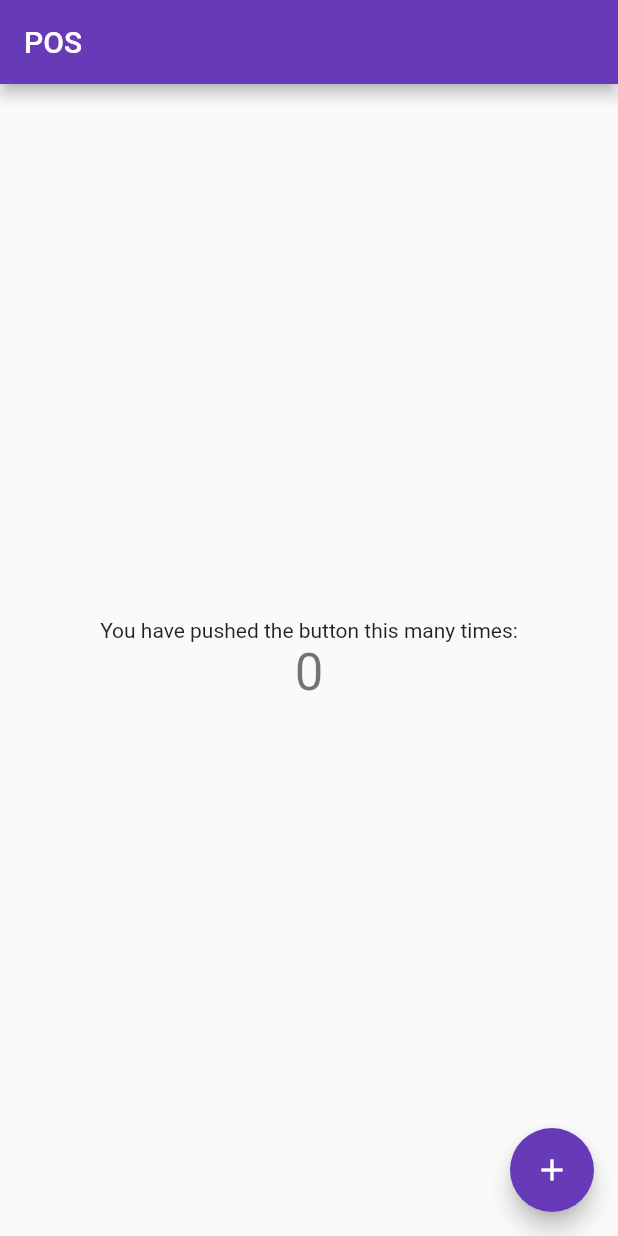
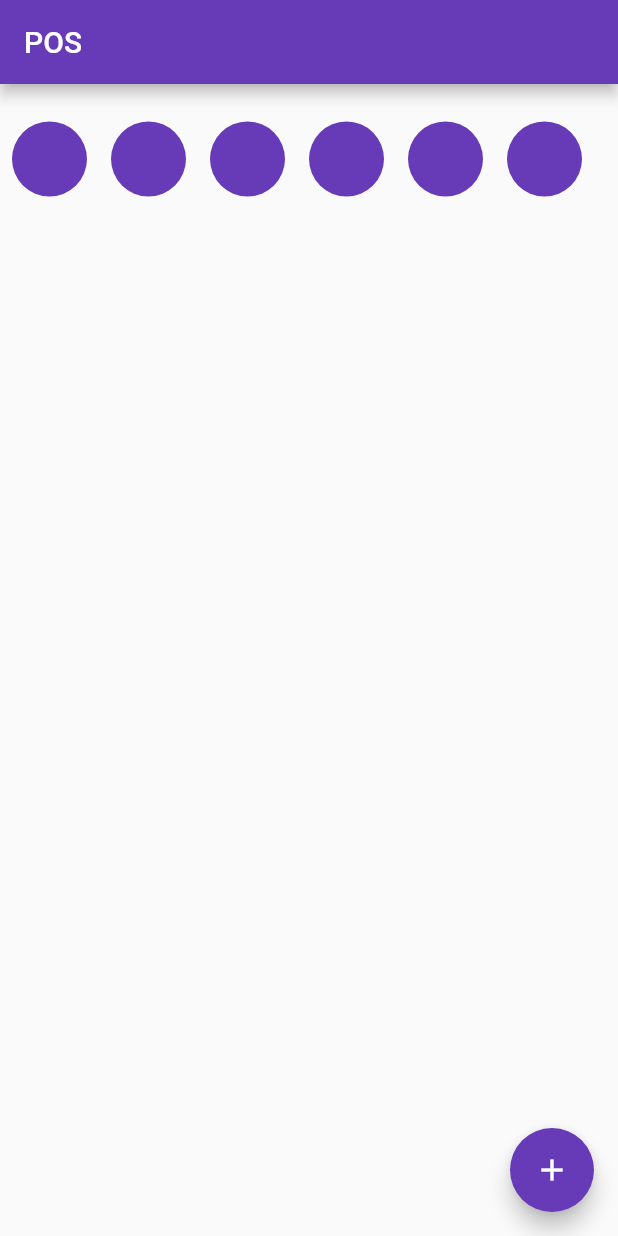
Before and after one commit to Dharmeshgevariya/kitchen_app, a Flutter app: the screen it shows after launch, on a phone screen of 412 x 824 dp. Run offline on Flutter 3.47's test engine with Material 2 defaults, Android fonts, the phone set to English and light mode, and no system bars; our stand-ins replace google_fonts, percent_indicator.

```diff
--- a/lib/main.dart
+++ b/lib/main.dart
@@ -1,7 +1,9 @@
 import 'package:flutter/material.dart';
-import 'package:kitchen_app/AccountPage.dart';
 
 import 'ComplexDrawer.dart';
+
+import 'StoryPage.dart';
+import 'util/StroyCircle.dart';
 
 void main() {
   runApp(const MyApp());
@@ -63,6 +65,10 @@ class _MyHomePageState extends State<MyHomePage> {
       _counter++;
     });
   }
+  void _openStory(){
+    Navigator.push(context, MaterialPageRoute(builder: (context) => StoryPage()));
+  }
+
 
   @override
   Widget build(BuildContext context) {
@@ -82,21 +88,23 @@ class _MyHomePageState extends State<MyHomePage> {
         // Center is a layout widget. It takes a single child and positions it
         // in the middle of the parent.
         child: Column(
-
-          mainAxisAlignment: MainAxisAlignment.center,
           children: <Widget>[
-            const Text(
-              'You have pushed the button this many times:',
-            ),
-            Text(
-              '$_counter',
-              style: Theme.of(context).textTheme.headline4,
-            ),
+            SizedBox(
+              height: 100,
+              child: ListView.builder(
+                  itemCount: 6,
+                  scrollDirection: Axis.horizontal,
+                  itemBuilder: (context, index) {
+                    return StoryCircle(
+                      function: _openStory,
+                    );
+                  }),
+            )
           ],
         ),
       ),
       floatingActionButton: FloatingActionButton(
-        onPressed: (){
+        onPressed: () {
           Navigator.push(
             context,
             MaterialPageRoute(builder: (context) => const ComplexDrawer()),
--- /dev/null
+++ b/lib/util/StroyCircle.dart
@@ -0,0 +1,27 @@
+import 'package:flutter/cupertino.dart';
+import 'package:flutter/material.dart';
+
+
+class StoryCircle extends StatelessWidget {
+  final function;
+
+  StoryCircle({this.function});
+
+  @override
+  Widget build(BuildContext context) {
+    return GestureDetector(
+      onTap: function,
+      child: Padding(
+        padding: const EdgeInsets.all(8.0),
+        child: Container
+          (height: 50,
+          width: 50,
+          decoration: const BoxDecoration(
+            shape: BoxShape.circle,
+            color: Colors.deepPurple
+          ),
+        ),
+      ),
+    );
+  }
+}
--- a/pubspec.yaml
+++ b/pubspec.yaml
@@ -34,7 +34,8 @@ dependencies:
   # The following adds the Cupertino Icons font to your application.
   # Use with the CupertinoIcons class for iOS style icons.
   cupertino_icons: ^1.0.2
-  google_fonts: ^2.1.0
+  google_fonts: ^3.0.1
+  percent_indicator: ^4.2.2
 
 dev_dependencies:
   flutter_test:
```
Also changed, not shown: lib/StoryPage.dart (added, +104 -0 lines), lib/stories/story_1.dart (added, +12 -0 lines), lib/stories/story_2.dart (added, +12 -0 lines), lib/stories/story_3.dart (added, +12 -0 lines), lib/util/progress_bar.dart (added, +18 -0 lines), lib/util/story_bar.dart (added, +31 -0 lines), pubspec.lock, 1 other file.
